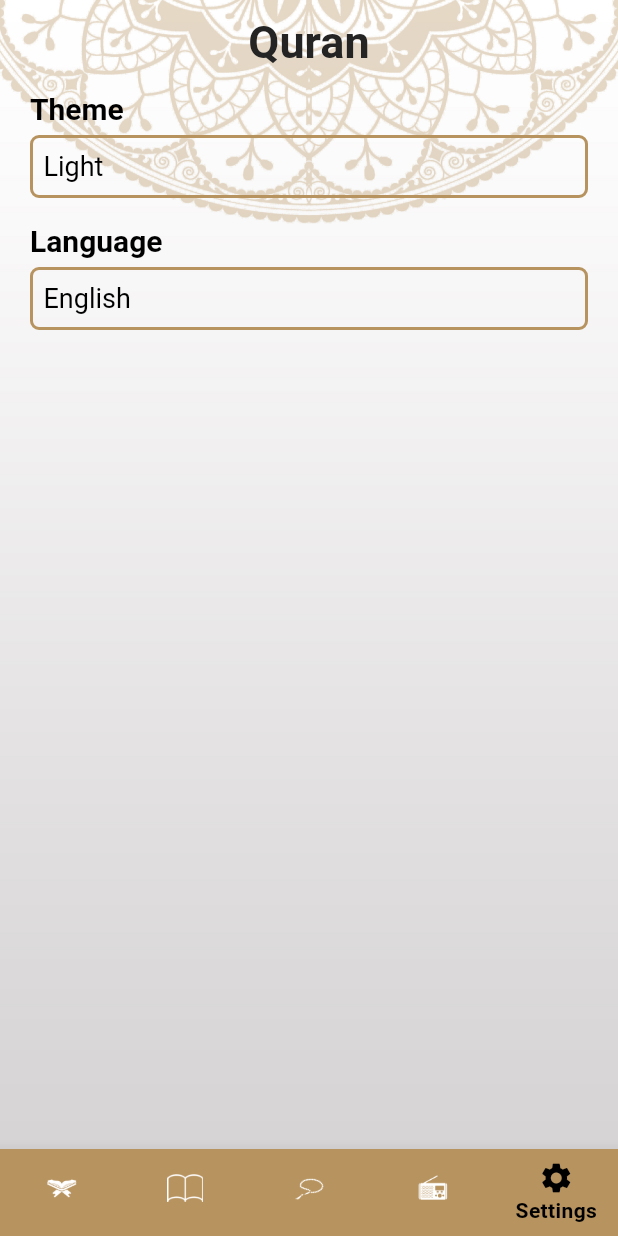
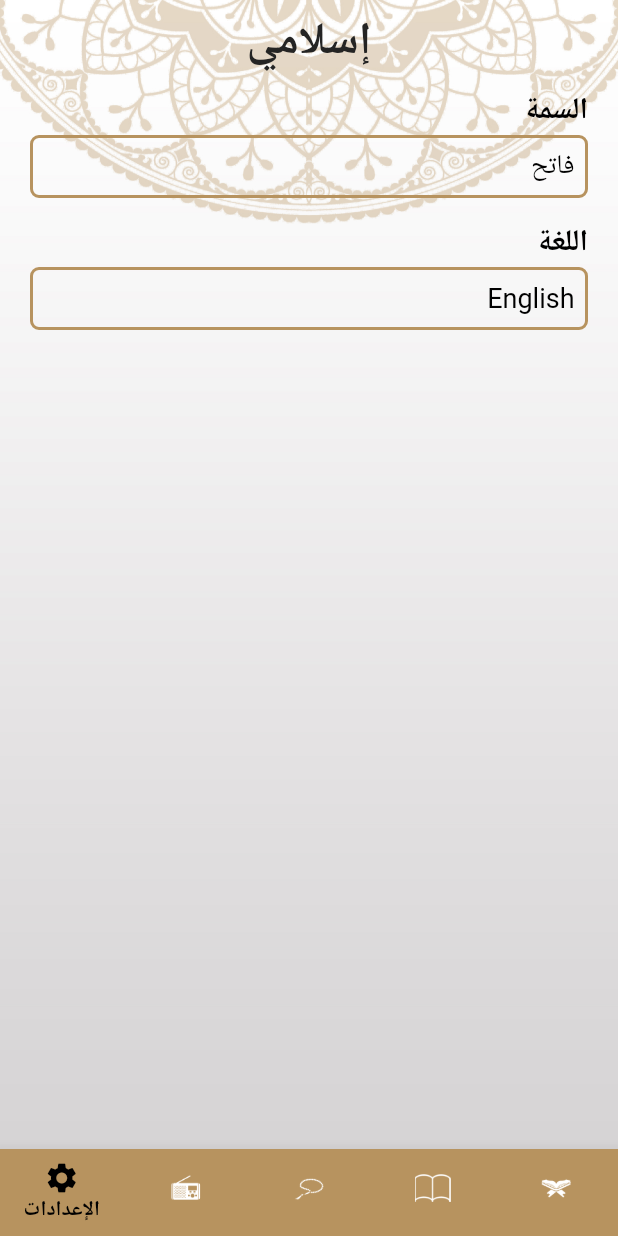
Before and after one commit to AlaaKhairy0/quran_app, a Flutter app: the screen it shows after launch, item 5 of the bottom bar chosen, on a phone screen of 412 x 824 dp. Run offline on Flutter 3.47's test engine with Material 3 defaults, Android fonts, the phone set to English and light mode, and no system bars; generated files the repository leaves out were written again.

Commit message:
+ localization

```diff
--- /dev/null
+++ b/l10n.yaml
@@ -0,0 +1,3 @@
+arb-dir: lib/l10n
+template-arb-file: app_en.arb
+output-localization-file: app_localizations.dart
--- /dev/null
+++ b/lib/l10n/app_ar.arb
@@ -0,0 +1,16 @@
+{
+"appTitle" : "إسلامي",
+"quranTab" : "قرآن",
+"hadithTab" : "حديث",
+"sebhaTab" : "سبحة",
+"radioTab" : "راديو",
+"settingsTab" : "الإعدادات",
+"chapterName" : "إسم السورة",
+"versesNumber" : "عدد الآيات",
+"ahadith" : "الأحاديث",
+"theme" : "السمة",
+"dark" : "داكن",
+"light" : "فاتح",
+"language" : "اللغة",
+"tsbehNumber" : "عدد التسبيحات"
+}
--- a/lib/my_app/my_app.dart
+++ b/lib/my_app/my_app.dart
@@ -1,17 +1,20 @@
 import 'package:flutter/material.dart';
+import 'package:flutter_gen/gen_l10n/app_localizations.dart';
 import 'package:quran_app/config/theme/my_theme.dart';
 import 'package:quran_app/core/routes_manager.dart';
 import 'package:quran_app/presentation/screens/hadith_details_screen/hadith_details_screen.dart';
 import 'package:quran_app/presentation/screens/home/home_screen.dart';
 import 'package:quran_app/presentation/screens/quran_details_screen/Quran_details_screen.dart';
 import 'package:quran_app/presentation/screens/splash_screen/splash_screen.dart';
-
 class MyApp extends StatelessWidget {
   const MyApp({super.key});
 
   @override
   Widget build(BuildContext context) {
     return MaterialApp(
+      localizationsDelegates: AppLocalizations.localizationsDelegates,
+      supportedLocales: AppLocalizations.supportedLocales,
+      locale: Locale('ar'),
       debugShowCheckedModeBanner: false,
       theme: MyTheme.lightTheme,
       themeMode: ThemeMode.light,
--- a/lib/presentation/screens/home/home_screen.dart
+++ b/lib/presentation/screens/home/home_screen.dart
@@ -1,6 +1,6 @@
 import 'package:flutter/material.dart';
+import 'package:flutter_gen/gen_l10n/app_localizations.dart';
 import 'package:quran_app/core/assets_manager.dart';
-import 'package:quran_app/core/strings_manager.dart';
 import 'package:quran_app/presentation/screens/home/tabs/hadith_tab/hadith_tab.dart';
 import 'package:quran_app/presentation/screens/home/tabs/quran_tab/quran_tab.dart';
 import 'package:quran_app/presentation/screens/home/tabs/radio_tab/radio_tab.dart';
@@ -37,7 +37,7 @@ class _HomeScreenState extends State<HomeScreen> {
       child: Scaffold(
         backgroundColor: Colors.transparent,
         appBar: AppBar(
-          title: const Text(StringsManager.appTitle),
+          title: Text(AppLocalizations.of(context)!.appTitle),
         ),
         bottomNavigationBar: BottomNavigationBar(
             currentIndex: selectedTabIndex,
@@ -45,34 +45,34 @@ class _HomeScreenState extends State<HomeScreen> {
               selectedTabIndex = index;
               setState(() {});
             },
-            items: const [
+            items: [
               BottomNavigationBarItem(
-                icon: ImageIcon(
+                icon: const ImageIcon(
                   AssetImage(AssetsManager.quranIcon),
                 ),
-                label: StringsManager.quranTab,
+                label: AppLocalizations.of(context)!.quranTab,
               ),
               BottomNavigationBarItem(
-                icon: ImageIcon(
+                icon: const ImageIcon(
                   AssetImage(AssetsManager.hadithIcon),
                 ),
-                label: StringsManager.hadithTab,
+                label: AppLocalizations.of(context)!.hadithTab,
               ),
               BottomNavigationBarItem(
-                icon: ImageIcon(
+                icon: const ImageIcon(
                   AssetImage(AssetsManager.sebhaIcon),
                 ),
-                label: StringsManager.sebhaTab,
+                label: AppLocalizations.of(context)!.sebhaTab,
               ),
               BottomNavigationBarItem(
-                icon: ImageIcon(
+                icon: const ImageIcon(
                   AssetImage(AssetsManager.radioIcon),
                 ),
-                label: StringsManager.radioTab,
+                label: AppLocalizations.of(context)!.radioTab,
               ),
               BottomNavigationBarItem(
-                icon: Icon(Icons.settings),
-                label: StringsManager.settingsTab,
+                icon: const Icon(Icons.settings),
+                label: AppLocalizations.of(context)!.settingsTab,
               ),
             ]),
         body: tabs[selectedTabIndex],
--- a/lib/presentation/screens/home/tabs/hadith_tab/hadith_tab.dart
+++ b/lib/presentation/screens/home/tabs/hadith_tab/hadith_tab.dart
@@ -21,7 +21,7 @@ class _HadithTabState extends State<HadithTab> {
       child: Column(
         children: [
           Image.asset(AssetsManager.hadithLogo),
-          const HadithHeaderWidget(),
+          HadithHeaderWidget(),
           ahadith.isEmpty
               ? Center(
                   child: CircularProgressIndicator(
--- a/lib/presentation/screens/home/tabs/hadith_tab/widgets/hadith_header_widget.dart
+++ b/lib/presentation/screens/home/tabs/hadith_tab/widgets/hadith_header_widget.dart
@@ -1,5 +1,5 @@
 import 'package:flutter/material.dart';
-import 'package:quran_app/core/strings_manager.dart';
+import 'package:flutter_gen/gen_l10n/app_localizations.dart';
 
 class HadithHeaderWidget extends StatelessWidget {
   const HadithHeaderWidget({super.key});
@@ -8,7 +8,7 @@ class HadithHeaderWidget extends StatelessWidget {
   Widget build(BuildContext context) {
     return Container(
         alignment: Alignment.center,
-        padding: EdgeInsets.symmetric(
+        padding: const EdgeInsets.symmetric(
           vertical: 6,
         ),
         width: double.infinity,
@@ -21,7 +21,7 @@ class HadithHeaderWidget extends StatelessWidget {
           ),
         ),
         child: Text(
-          StringsManager.hadithHeader,
+          AppLocalizations.of(context)!.ahadith,
           style: Theme.of(context).textTheme.labelMedium,
         ));
   }
--- a/lib/presentation/screens/home/tabs/quran_tab/quran_tab.dart
+++ b/lib/presentation/screens/home/tabs/quran_tab/quran_tab.dart
@@ -241,7 +241,9 @@ class QuranTab extends StatelessWidget {
 
   @override
   Widget build(BuildContext context) {
-    return Container(
+    return Directionality(
+      textDirection: TextDirection.ltr,
+      child: Container(
         child: Column(
           children: [
             Expanded(flex: 2, child: Image.asset(AssetsManager.quranLogo)),
@@ -261,6 +263,7 @@ class QuranTab extends StatelessWidget {
                 ))
           ],
         ),
+      ),
     );
   }
 }
--- a/lib/presentation/screens/home/tabs/quran_tab/widgets/quran_header_widget.dart
+++ b/lib/presentation/screens/home/tabs/quran_tab/widgets/quran_header_widget.dart
@@ -1,6 +1,6 @@
 import 'package:flutter/material.dart';
+import 'package:flutter_gen/gen_l10n/app_localizations.dart';
 import 'package:quran_app/core/colors_manager.dart';
-import 'package:quran_app/core/strings_manager.dart';
 
 class QuranHeaderWidget extends StatelessWidget {
   const QuranHeaderWidget({super.key});
@@ -23,7 +23,7 @@ class QuranHeaderWidget extends StatelessWidget {
               child: Padding(
                 padding: const EdgeInsets.all(8),
                 child: Text(
-                  StringsManager.versesNumberLabel,
+                  AppLocalizations.of(context)!.versesNumber,
                   textAlign: TextAlign.center,
                   style: Theme.of(context).textTheme.labelMedium,
                 ),
@@ -36,7 +36,7 @@ class QuranHeaderWidget extends StatelessWidget {
             ),
             Expanded(
               child: Text(
-                StringsManager.chapterNameLabel,
+                AppLocalizations.of(context)!.chapterName,
                 textAlign: TextAlign.center,
                 style: Theme.of(context).textTheme.labelMedium,
               ),
--- a/lib/presentation/screens/home/tabs/settings_tab/settings_tab.dart
+++ b/lib/presentation/screens/home/tabs/settings_tab/settings_tab.dart
@@ -1,4 +1,5 @@
 import 'package:flutter/material.dart';
+import 'package:flutter_gen/gen_l10n/app_localizations.dart';
 import 'package:quran_app/presentation/screens/home/tabs/settings_tab/widgets/language_bottom_sheet.dart';
 import 'package:quran_app/presentation/screens/home/tabs/settings_tab/widgets/theme_bottom_sheet.dart';
 
@@ -17,7 +18,7 @@ class SettingsTab extends StatelessWidget {
               vertical: 4,
             ),
             child: Text(
-              'Theme',
+              AppLocalizations.of(context)!.theme,
               style: Theme.of(context).textTheme.headlineMedium,
             ),
           ),
@@ -27,16 +28,16 @@ class SettingsTab extends StatelessWidget {
             },
             child: Container(
               padding: EdgeInsets.all(7),
-              child: Text(
-                'Light',
-                style: Theme.of(context).textTheme.headlineSmall,
-              ),
               decoration: BoxDecoration(
                 borderRadius: BorderRadius.circular(6),
                 border: Border.all(
                   color: Theme.of(context).primaryColor,
                   width: 2,
                 ),
+              ),
+              child: Text(
+                AppLocalizations.of(context)!.light,
+                style: Theme.of(context).textTheme.headlineSmall,
               ),
             ),
           ),
@@ -48,7 +49,7 @@ class SettingsTab extends StatelessWidget {
               vertical: 4,
             ),
             child: Text(
-              'Language',
+              AppLocalizations.of(context)!.language,
               style: Theme.of(context).textTheme.headlineMedium,
             ),
           ),
@@ -58,16 +59,16 @@ class SettingsTab extends StatelessWidget {
             },
             child: Container(
               padding: const EdgeInsets.all(7),
-              child: Text(
-                'English',
-                style: Theme.of(context).textTheme.headlineSmall,
-              ),
               decoration: BoxDecoration(
                 borderRadius: BorderRadius.circular(6),
                 border: Border.all(
                   color: Theme.of(context).primaryColor,
                   width: 2,
                 ),
+              ),
+              child: Text(
+                'English',
+                style: Theme.of(context).textTheme.headlineSmall,
               ),
             ),
           ),
--- a/pubspec.yaml
+++ b/pubspec.yaml
@@ -35,6 +35,9 @@ dependencies:
   # The following adds the Cupertino Icons font to your application.
   # Use with the CupertinoIcons class for iOS style icons.
   cupertino_icons: ^1.0.2
+  flutter_localizations:
+    sdk: flutter
+  intl: any
 
 dev_dependencies:
   flutter_test:
@@ -52,6 +55,7 @@ dev_dependencies:
 
 # The following section is specific to Flutter packages.
 flutter:
+  generate: true
 
   # The following line ensures that the Material Icons font is
   # included with your application, so that you can use the icons in
```
Also changed, not shown: lib/l10n/app_en.arb (added, +16 -0 lines), lib/presentation/screens/home/tabs/settings_tab/widgets/theme_bottom_sheet.dart (+9 -2 lines), pubspec.lock. Lines whose indentation alone changed are shown as unchanged.
